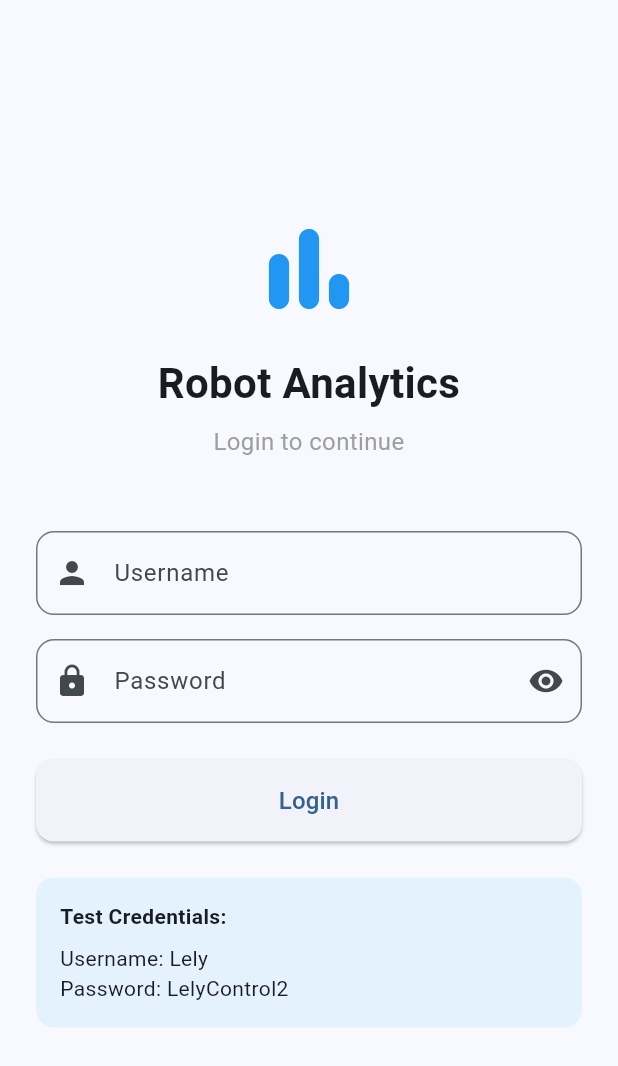
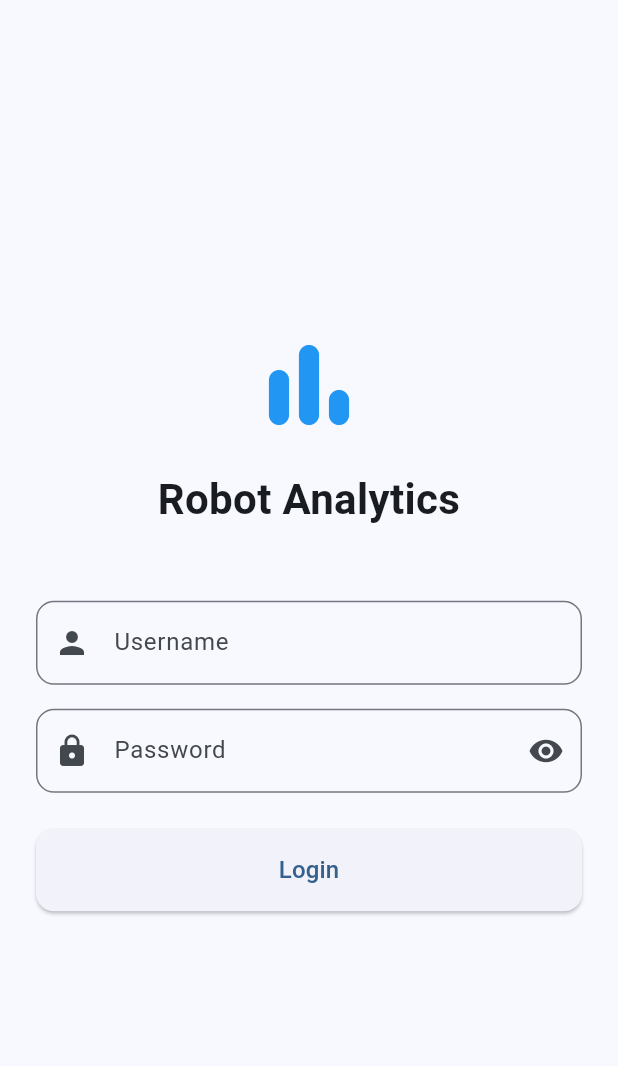
Before and after one commit to Pr0nE/chart_example_flutter, a Flutter app: the ChartPage screen opened by its route, after a tap on the "logout" icon, on a phone screen of 412 x 824 dp. Shown: the top 1066 px of the screen. Run offline on Flutter 3.47's test engine with Material 3 defaults, Android fonts, the phone set to English and light mode, and no system bars; our stand-ins replace equatable, flutter_bloc, shared_preferences; accounts and stored records are empty.

Commit message:
Minor refactor

```diff
--- a/lib/features/auth/ui/login_page.dart
+++ b/lib/features/auth/ui/login_page.dart
@@ -98,12 +98,7 @@ class _LoginPageState extends State<LoginPage> {
                         fontWeight: FontWeight.bold,
                       ),
                     ),
-                    const SizedBox(height: 8),
-                    const Text(
-                      'Login to continue',
-                      textAlign: TextAlign.center,
-                      style: TextStyle(fontSize: 16, color: Colors.grey),
-                    ),
+
                     const SizedBox(height: 48),
                     TextFormField(
                       controller: _usernameController,
@@ -172,29 +167,6 @@ class _LoginPageState extends State<LoginPage> {
                             )
                           : const Text('Login', style: TextStyle(fontSize: 16)),
                     ),
-                    const SizedBox(height: 24),
-                    Container(
-                      padding: const EdgeInsets.all(16),
-                      decoration: BoxDecoration(
-                        color: Colors.blue.shade50,
-                        borderRadius: BorderRadius.circular(12),
-                      ),
-                      child: const Column(
-                        crossAxisAlignment: CrossAxisAlignment.start,
-                        children: [
-                          Text(
-                            'Test Credentials:',
-                            style: TextStyle(
-                              fontWeight: FontWeight.bold,
-                              fontSize: 14,
-                            ),
-                          ),
-                          SizedBox(height: 8),
-                          Text('Username: Lely'),
-                          Text('Password: LelyControl2'),
-                        ],
-                      ),
-                    ),
                   ],
                 ),
               ),
--- a/lib/features/chart/ui/chart_page.dart
+++ b/lib/features/chart/ui/chart_page.dart
@@ -75,6 +75,7 @@ class _ChartPageState extends State<ChartPage> {
 
     return Scaffold(
       appBar: AppBar(
+        automaticallyImplyLeading: false,
         title: const Text('Robot Activity Chart'),
         actions: [
           IconButton(
@@ -109,32 +110,6 @@ class _ChartPageState extends State<ChartPage> {
               child: Column(
                 crossAxisAlignment: CrossAxisAlignment.stretch,
                 children: [
-                  Card(
-                    elevation: 4,
-                    child: Padding(
-                      padding: const EdgeInsets.all(16.0),
-                      child: Column(
-                        crossAxisAlignment: CrossAxisAlignment.start,
-                        children: [
-                          const Text(
-                            'Robot Hours Active Per Day',
-                            style: TextStyle(
-                              fontSize: 20,
-                              fontWeight: FontWeight.bold,
-                            ),
-                          ),
-                          const SizedBox(height: 8),
-                          Text(
-                            'Total data points: ${state.data.length}',
-                            style: TextStyle(
-                              color: Colors.grey.shade600,
-                              fontSize: 14,
-                            ),
-                          ),
-                        ],
-                      ),
-                    ),
-                  ),
                   const SizedBox(height: 16),
                   Expanded(
                     child: Card(
@@ -145,54 +120,13 @@ class _ChartPageState extends State<ChartPage> {
                       ),
                     ),
                   ),
-                  const SizedBox(height: 16),
-                  Card(
-                    elevation: 4,
-                    child: Padding(
-                      padding: const EdgeInsets.all(16.0),
-                      child: Column(
-                        crossAxisAlignment: CrossAxisAlignment.start,
-                        children: [
-                          const Text(
-                            'Statistics',
-                            style: TextStyle(
-                              fontSize: 18,
-                              fontWeight: FontWeight.bold,
-                            ),
-                          ),
-                          const SizedBox(height: 12),
-                          Row(
-                            mainAxisAlignment: MainAxisAlignment.spaceAround,
-                            children: [
-                              _StatItem(
-                                label: 'Average',
-                                value: _calculateAverage(state.data),
-                                unit: 'hrs',
-                              ),
-                              _StatItem(
-                                label: 'Max',
-                                value: _calculateMax(state.data),
-                                unit: 'hrs',
-                              ),
-                              _StatItem(
-                                label: 'Min',
-                                value: _calculateMin(state.data),
-                                unit: 'hrs',
-                              ),
-                            ],
-                          ),
-                        ],
-                      ),
-                    ),
-                  ),
+                  const SizedBox(height: 100),
                 ],
               ),
             );
           }
 
-          return const Center(
-            child: Text('No data available'),
-          );
+          return const Center(child: Text('No data available'));
         },
       ),
       floatingActionButton: FloatingActionButton.extended(
@@ -202,71 +136,4 @@ class _ChartPageState extends State<ChartPage> {
       ),
     );
   }
-
-  String _calculateAverage(data) {
-    if (data.isEmpty) return '0.0';
-    final sum = data.fold(0.0, (sum, point) => sum + point.hoursActive);
-    return (sum / data.length).toStringAsFixed(1);
-  }
-
-  String _calculateMax(data) {
-    if (data.isEmpty) return '0.0';
-    final max = data.map((e) => e.hoursActive).reduce((a, b) => a > b ? a : b);
-    return max.toStringAsFixed(1);
-  }
-
-  String _calculateMin(data) {
-    if (data.isEmpty) return '0.0';
-    final min = data.map((e) => e.hoursActive).reduce((a, b) => a < b ? a : b);
-    return min.toStringAsFixed(1);
-  }
 }
-
-class _StatItem extends StatelessWidget {
-  final String label;
-  final String value;
-  final String unit;
-
-  const _StatItem({
-    required this.label,
-    required this.value,
-    required this.unit,
-  });
-
-  @override
-  Widget build(BuildContext context) {
-    return Column(
-      children: [
-        Text(
-          label,
-          style: TextStyle(
-            fontSize: 14,
-            color: Colors.grey.shade600,
-          ),
-        ),
-        const SizedBox(height: 4),
-        RichText(
-          text: TextSpan(
-            children: [
-              TextSpan(
-                text: value,
-                style: const TextStyle(
-                  fontSize: 24,
-                  fontWeight: FontWeight.bold,
-                  color: Colors.blue,
-                ),
-              ),
-              TextSpan(
-                text: ' $unit',
-                style: const TextStyle(
-                  fontSize: 14,
-                  color: Colors.grey,
-                ),
-              ),
-            ],
-          ),
-        ),
-      ],
-    );
-  }
-}
```
